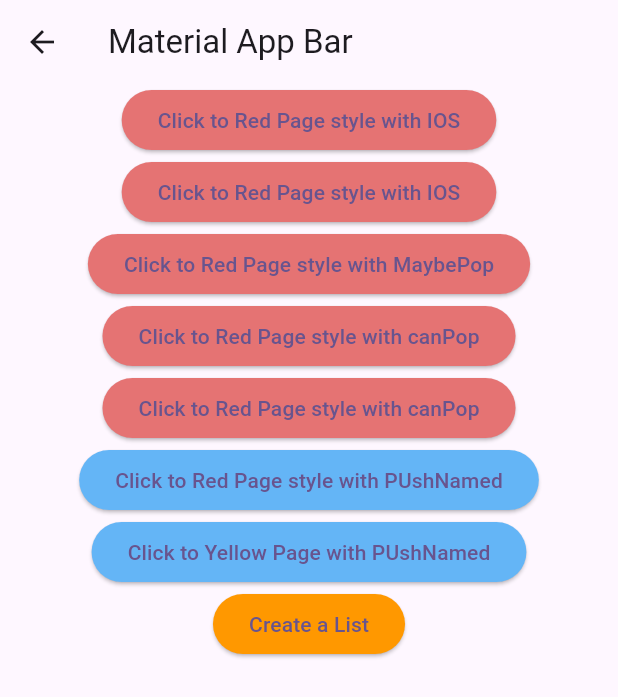
After one commit to suleymansurucu/flutter_training, a Flutter app: the HomePage screen opened directly, on a phone screen of 412 x 824 dp. The commit adds this screen. Shown: the top 697 px of the screen. Run offline on Flutter 3.47's test engine with Material 3 defaults, Android fonts, the phone set to English and light mode, and no system bars; our stand-ins replace flutter_easyloading.

```diff
--- a/assesments/dart/collections.txt
+++ b/assesments/dart/collections.txt
@@ -2,3 +2,20 @@ Collections
 - Array
 - List
 - Map, Set, Stack, Queue
+
+> Dart provides powerful collection types such as List, Map, Set, Stack, Queue.
+
+ - List:
+    A List in Dart is an ordered collection of elements. It behaves similarly to arrays in other languages.
+     * Fixed-Length list: A list with a predefined size.
+     * A list that can dynamically grow or shrink
+ - Map:
+    A map is collection of key-value pairs. Key must be unique. Fast Access to data via keys.
+
+- Set: A set is an unordered collection of unique elements. Removing duplicates or maintaining unique values.
+
+- Stack:
+    Dart does not have a built-in Stack class, but you can use a List to implement stack functionality. Follows the LIFO (Last In, First Out) principle.
+
+- Queue:
+    Dart provides the Queue class under the dart:collection library. It follows the FIFO (First In, First Out) priciple. Processing element in a sequential manner.
--- /dev/null
+++ b/lib/section_17/main_navigations.dart
@@ -0,0 +1,123 @@
+import 'package:flutter/cupertino.dart';
+import 'package:flutter/material.dart';
+import 'package:flutter_training/section_17/green_page.dart';
+import 'package:flutter_training/section_17/red_page.dart';
+import 'package:flutter_training/section_17/route_generator.dart';
+import 'package:flutter_training/section_17/yellow_page.dart';
+
+main() {
+  runApp(MyApp());
+}
+
+class MyApp extends StatelessWidget {
+  const MyApp({super.key});
+
+  @override
+  Widget build(BuildContext context) {
+    return MaterialApp(
+      title: 'Material App',
+      onGenerateRoute: RouteGenerator.routeGenerator,
+    );
+  }
+}
+
+class HomePage extends StatelessWidget {
+  const HomePage({super.key});
+
+  @override
+  Widget build(BuildContext context) {
+    return Scaffold(
+      appBar: AppBar(
+        title: Text("Material App Bar"),
+      ),
+      body: Center(
+        child: Column(
+          children: [
+            ElevatedButton(
+              onPressed: () async {
+                int _cameValue = await Navigator.push(context,
+                    CupertinoPageRoute(builder: (redContext) => RedPage()));
+                debugPrint(_cameValue.toString());
+              },
+              style: ElevatedButton.styleFrom(
+                backgroundColor: Colors.red.shade300,
+              ),
+              child: Text("Click to Red Page style with IOS"),
+            ),
+            ElevatedButton(
+              onPressed: () {
+                Navigator.of(context)
+                    .push<int>(
+                        MaterialPageRoute(builder: (redContext) => RedPage()))
+                    .then((int? value) => debugPrint(value.toString()));
+              },
+              style: ElevatedButton.styleFrom(
+                backgroundColor: Colors.red.shade300,
+              ),
+              child: Text("Click to Red Page style with IOS"),
+            ),
+            ElevatedButton(
+              onPressed: () {
+                Navigator.of(context).maybePop();
+              },
+              style: ElevatedButton.styleFrom(
+                backgroundColor: Colors.red.shade300,
+              ),
+              child: Text("Click to Red Page style with MaybePop"),
+            ),
+            ElevatedButton(
+              onPressed: () {
+                if (Navigator.canPop(context)) {
+                  print("Yes");
+                } else
+                  print("No");
+              },
+              style: ElevatedButton.styleFrom(
+                backgroundColor: Colors.red.shade300,
+              ),
+              child: Text("Click to Red Page style with canPop"),
+            ),
+            ElevatedButton(
+              onPressed: () {
+                Navigator.of(context).pushReplacement(
+                    MaterialPageRoute(builder: (context) => GreenPage()));
+              },
+              style: ElevatedButton.styleFrom(
+                backgroundColor: Colors.red.shade300,
+              ),
+              child: Text("Click to Red Page style with canPop"),
+            ),
+            ElevatedButton(
+              onPressed: () {
+                Navigator.pushNamed(context, '/redPage');
+              },
+              style: ElevatedButton.styleFrom(
+                backgroundColor: Colors.blue.shade300,
+              ),
+              child: Text("Click to Red Page style with PUshNamed"),
+            ),
+            ElevatedButton(
+              onPressed: () {
+                Navigator.of(context).pushNamed('/yellowPage');
+              },
+              style: ElevatedButton.styleFrom(
+                backgroundColor: Colors.blue.shade300,
+              ),
+              child: Text("Click to Yellow Page with PUshNamed"),
+            ),
+            ElevatedButton(
+              onPressed: () {
+                Navigator.of(context).pushNamed('/studentList', arguments: 60);
+              },
+              style: ElevatedButton.styleFrom(
+                backgroundColor: Colors.orange.shade500,
+              ),
+              child: Text("Create a List"),
+            ),
+
+          ],
+        ),
+      ),
+    );
+  }
+}
```
Also changed, not shown: assesments/dart/basics.txt (+22 -0 lines), lib/section_16/custom_scrool_silvers.dart (+122 -20 lines), lib/section_16/listView.dart (+4 -4 lines), lib/section_17/green_page.dart (added, +15 -0 lines), lib/section_17/red_page.dart (added, +31 -0 lines), lib/section_17/route_generator.dart (added, +57 -0 lines), lib/section_17/student_detail.dart (added, +26 -0 lines), lib/section_17/student_lists.dart (added, +43 -0 lines), lib/section_17/yellow_page.dart (added, +15 -0 lines).
